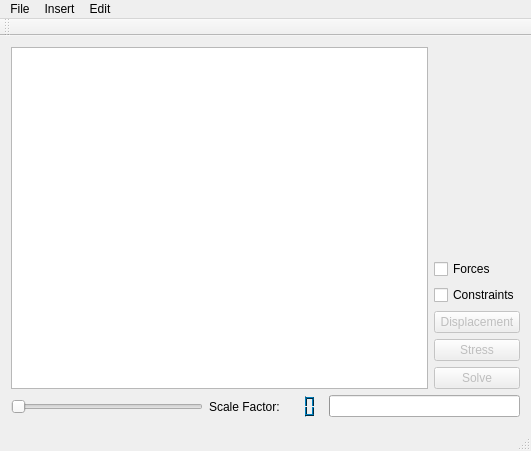
First picture: the form in StructuralAnlysis/mainwindow.ui, repository FishTacos23/570Project, before the edit.
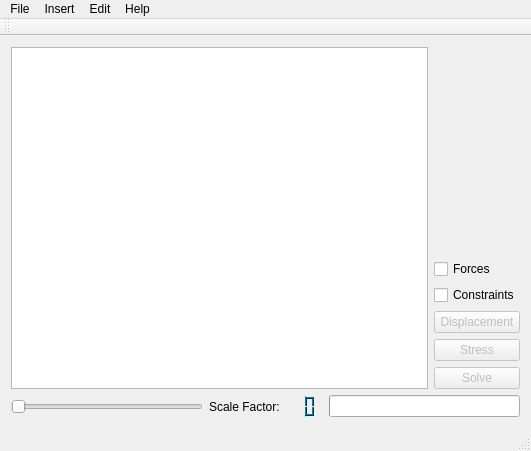
Second picture: the form after the edit. Icons and pictures are not drawn.

Commit message: about and help

The edit to the form file:
```diff
--- a/StructuralAnlysis/mainwindow.ui
+++ b/StructuralAnlysis/mainwindow.ui
@@ -595,7 +595,7 @@
      <x>0</x>
      <y>0</y>
      <width>531</width>
-     <height>21</height>
+     <height>17</height>
     </rect>
    </property>
    <widget class="QMenu" name="menuFile">
@@ -623,9 +623,17 @@
     <addaction name="actionUndo"/>
     <addaction name="actionRedo"/>
    </widget>
+   <widget class="QMenu" name="menuHelp">
+    <property name="title">
+     <string>Help</string>
+    </property>
+    <addaction name="actionAbout"/>
+    <addaction name="actionHelp_Document"/>
+   </widget>
    <addaction name="menuFile"/>
    <addaction name="menuInsert"/>
    <addaction name="menuEdit"/>
+   <addaction name="menuHelp"/>
   </widget>
   <widget class="QToolBar" name="mainToolBar">
    <attribute name="toolBarArea">
```
Left out of the diff: 19 changed lines with no effect on the pictures. The commit also changes 24 other files.
